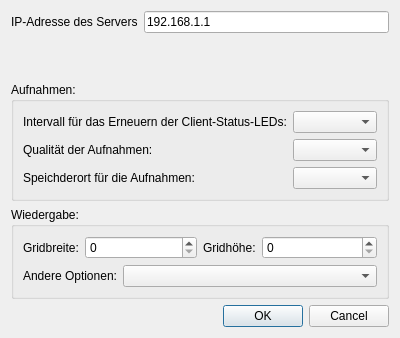
Before: the Qt Designer form gui/forms/settingsdialog.ui in studnitz/octopus, drawn with Qt 5.
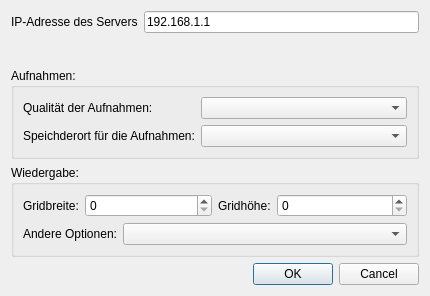
After: the same form once the commit is applied.

Patch:
```diff
--- a/gui/forms/settingsdialog.ui
+++ b/gui/forms/settingsdialog.ui
@@ -6,8 +6,8 @@
    <rect>
     <x>0</x>
     <y>0</y>
-    <width>400</width>
-    <height>338</height>
+    <width>430</width>
+    <height>296</height>
    </rect>
   </property>
   <property name="windowTitle">
@@ -47,33 +47,23 @@
          </property>
          <layout class="QFormLayout" name="formLayout">
           <item row="1" column="0">
-           <widget class="QLabel" name="label">
-            <property name="text">
-             <string>Intervall für das Erneuern der Client-Status-LEDs:</string>
-            </property>
-           </widget>
-          </item>
-          <item row="1" column="1">
-           <widget class="QComboBox" name="updateIntervall"/>
-          </item>
-          <item row="2" column="0">
            <widget class="QLabel" name="label_2">
             <property name="text">
              <string>Qualität der Aufnahmen:</string>
             </property>
            </widget>
           </item>
-          <item row="2" column="1">
+          <item row="1" column="1">
            <widget class="QComboBox" name="recordQuality"/>
           </item>
-          <item row="3" column="0">
+          <item row="2" column="0">
            <widget class="QLabel" name="label_3">
             <property name="text">
              <string>Speichderort für die Aufnahmen:</string>
             </property>
            </widget>
           </item>
-          <item row="3" column="1">
+          <item row="2" column="1">
            <widget class="QComboBox" name="recordStorage"/>
           </item>
          </layout>
```
